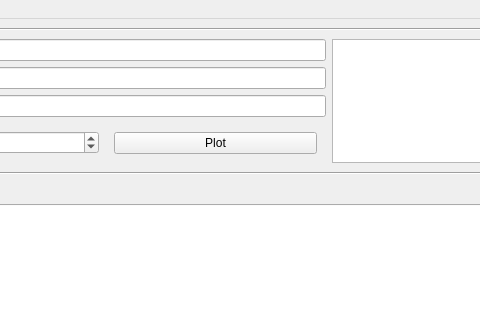
This is isp/resources/designer_uis/SyntheticsAnalisysFrame.ui in ProjectISP/ISP as Qt 5 draws it before an edit; both pictures show x 585 to 1065 and y 0 to 320 of the 1193 by 901 pixel window. The edited form follows.
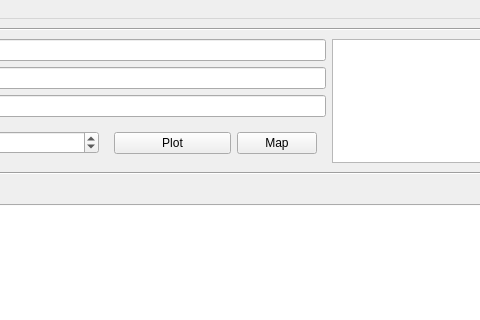
This is the edited form.

Commit message: SYNTHETIC toolbox fully working.

The edit to the form file:
```diff
--- a/isp/resources/designer_uis/SyntheticsAnalisysFrame.ui
+++ b/isp/resources/designer_uis/SyntheticsAnalisysFrame.ui
@@ -281,6 +281,13 @@
               </property>
              </widget>
             </item>
+            <item row="0" column="4">
+             <widget class="QPushButton" name="mapBtn">
+              <property name="text">
+               <string>Map</string>
+              </property>
+             </widget>
+            </item>
            </layout>
           </widget>
          </item>
```
The commit also changes 4 other files.
